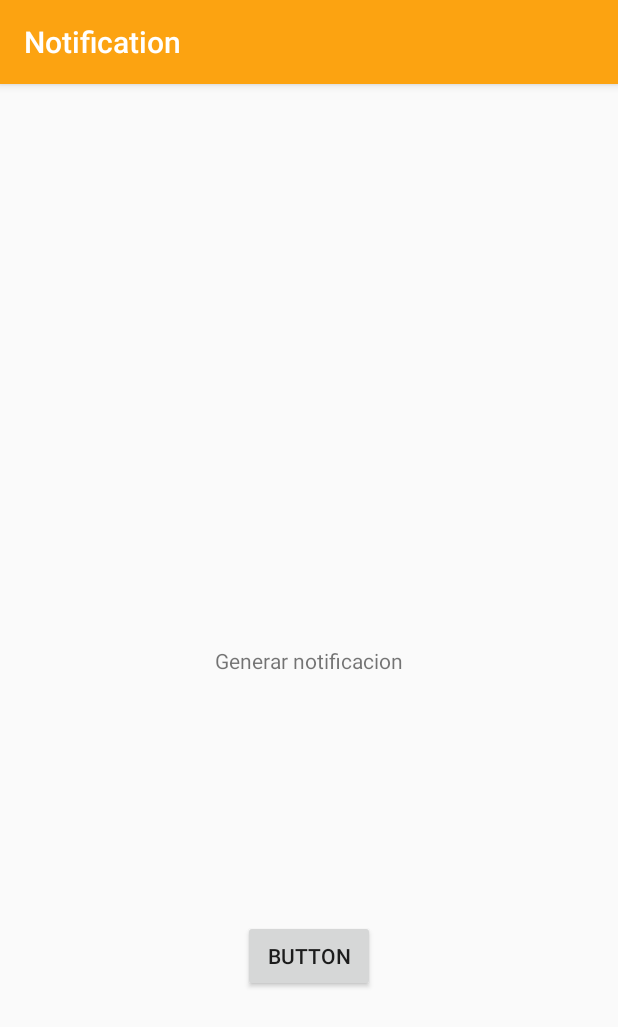
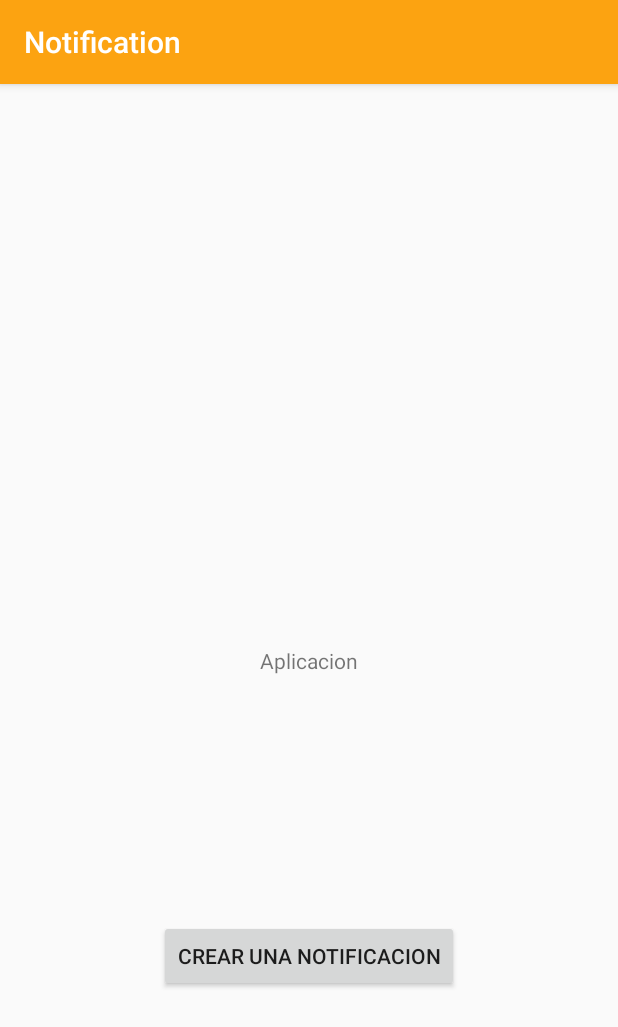
Before and after one commit to Pepeluisasecas/Notificaciones, an Android app: the screen it shows after launch (MainActivity), on a phone screen of 412 x 824 dp. Shown: the top 1027 px of the screen. Run offline under Robolectric (Android 15) with nearby library versions, the phone set to English and light mode, and no system bars.

```diff
--- a/app/src/main/res/layout/activity_main.xml
+++ b/app/src/main/res/layout/activity_main.xml
@@ -10,7 +10,7 @@
         android:id="@+id/textView"
         android:layout_width="wrap_content"
         android:layout_height="wrap_content"
-        android:text="Generar notificacion"
+        android:text="Aplicacion"
         app:layout_constraintBottom_toBottomOf="parent"
         app:layout_constraintLeft_toLeftOf="parent"
         app:layout_constraintRight_toRightOf="parent"
@@ -20,11 +20,11 @@
         android:id="@+id/button"
         android:layout_width="wrap_content"
         android:layout_height="wrap_content"
-        android:text="Button"
+        android:onClick="generarNotificacion"
+        android:text="Crear una notificacion"
         app:layout_constraintBottom_toBottomOf="parent"
         app:layout_constraintEnd_toEndOf="parent"
         app:layout_constraintStart_toStartOf="parent"
-        app:layout_constraintTop_toBottomOf="@+id/textView"
-        android:onClick="generarNotificacion"/>
+        app:layout_constraintTop_toBottomOf="@+id/textView" />
 
 </androidx.constraintlayout.widget.ConstraintLayout>
--- a/app/src/main/res/layout/activity_notification.xml
+++ b/app/src/main/res/layout/activity_notification.xml
@@ -10,7 +10,7 @@
         android:id="@+id/textView2"
         android:layout_width="wrap_content"
         android:layout_height="wrap_content"
-        android:text="Bienes de la notificacion"
+        android:text="Aquí estaria la información de la reserva"
         app:layout_constraintBottom_toBottomOf="parent"
         app:layout_constraintEnd_toEndOf="parent"
         app:layout_constraintStart_toStartOf="parent"
```
Also changed, not shown: app/src/main/java/com/example/notification/MainActivity.java (+4 -3 lines).
